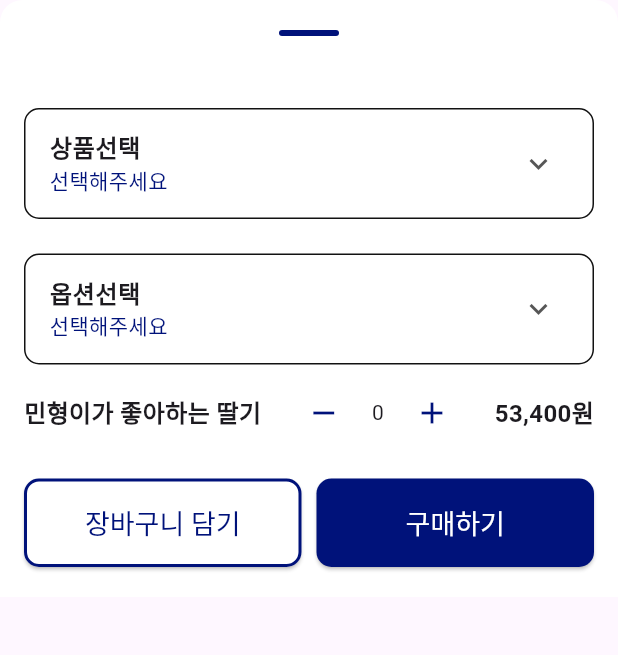
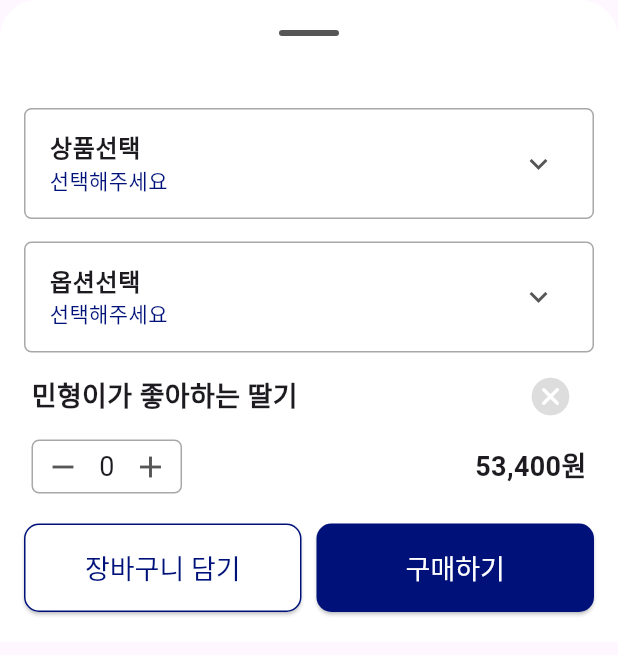
Before and after one commit to pedada6684/STA-D, a Flutter app: the ProductOptionBottomSheet widget shown alone on an empty page, opened directly, on a phone screen of 412 x 824 dp. Shown: the top 655 px of the screen. Run offline on Flutter 3.47's test engine with Material 3 defaults, Android fonts, the phone set to English and light mode, and no system bars; our stand-ins replace dio, firebase_auth, firebase_core, flutter_carousel_widget, flutter_secure_storage, google_sign_in and 2 more; missing offline and left inert: dart:ffi, jwt_decode, qr_code_scanner; accounts and stored records are empty; network calls fail.

Commit message:
feat: 수량 조절 UI수정

```diff
--- a/stad/lib/screen/myStad/myStad_screen.dart
+++ b/stad/lib/screen/myStad/myStad_screen.dart
@@ -181,7 +181,7 @@ class UserInfoContainer extends StatelessWidget {
                               userModel.nickname ?? '닉네임을 설정해주세요.',
                               style: TextStyle(
                                   color: mainWhite,
-                                  fontSize: 24.0,
+                                  fontSize: 22.0,
                                   fontWeight: FontWeight.bold),
                             ),
                             SizedBox(height: 4.0),
--- a/stad/lib/screen/product/option_bottom_sheet.dart
+++ b/stad/lib/screen/product/option_bottom_sheet.dart
@@ -1,3 +1,5 @@
+import 'dart:ffi';
+
 import 'package:flutter/material.dart';
 import 'package:stad/constant/colors.dart';
 
@@ -49,7 +51,7 @@ class _ProductOptionBottomSheetState extends State<ProductOptionBottomSheet> {
   void selectOption(String? option) {
     setState(() {
       selectedOption = option;
-      // isOptionExpanded = false;
+      isOptionExpanded = false;
     });
   }
 
@@ -59,8 +61,8 @@ class _ProductOptionBottomSheetState extends State<ProductOptionBottomSheet> {
       decoration: BoxDecoration(
         color: mainWhite,
         borderRadius: BorderRadius.only(
-          topLeft: Radius.circular(15.0),
-          topRight: Radius.circular(15.0),
+          topLeft: Radius.circular(25.0),
+          topRight: Radius.circular(25.0),
         ),
       ),
       child: Padding(
@@ -73,7 +75,7 @@ class _ProductOptionBottomSheetState extends State<ProductOptionBottomSheet> {
               height: 4,
               margin: const EdgeInsets.only(bottom: 8.0),
               decoration: BoxDecoration(
-                color: mainNavy,
+                color: darkGray,
                 borderRadius: BorderRadius.circular(10),
               ),
             ),
@@ -130,10 +132,10 @@ class CustomDropdown extends StatelessWidget {
   @override
   Widget build(BuildContext context) {
     return Container(
-      margin: const EdgeInsets.only(bottom: 8.0), // 간격 추가
+      // margin: const EdgeInsets.only(bottom: 8.0), // 간격 추가
       decoration: BoxDecoration(
-        border: Border.all(color: mainBlack),
-        borderRadius: BorderRadius.circular(10.0),
+        border: Border.all(color: midGray, width: 1),
+        borderRadius: BorderRadius.circular(5.0),
       ),
       child: Column(
         children: [
@@ -181,40 +183,81 @@ class CustomDropdown extends StatelessWidget {
 Widget _buildQuantityChanger() {
   // You can use a stateful widget to manage the state of quantity
   int quantity = 0; // Example static quantity
-  return Row(
+  return Column(
+    mainAxisAlignment: MainAxisAlignment.spaceBetween,
+    children: [
+      Padding(
+        padding: const EdgeInsets.all(5.0),
+        child: Row(
           mainAxisAlignment: MainAxisAlignment.spaceBetween,
           children: [
             Text(
               '민형이가 좋아하는 딸기',
               style: TextStyle(
-          fontSize: 16,
+                fontSize: 18,
                 fontWeight: FontWeight.bold,
               ),
             ),
-      Row(
+            IconButton(
+                iconSize: 30.0,
+                onPressed: () {},
+                icon: Icon(
+                  Icons.cancel_rounded,
+                  color: mainGray,
+                ))
+          ],
+        ),
+      ),
+      Padding(
+        padding: const EdgeInsets.symmetric(horizontal: 5.0),
+        child: Row(
+          mainAxisAlignment: MainAxisAlignment.spaceBetween,
+          crossAxisAlignment: CrossAxisAlignment.center,
+          children: [
+            Container(
+              decoration: BoxDecoration(
+                  border: Border.all(color: midGray),
+                  shape: BoxShape.rectangle,
+                  borderRadius: BorderRadius.circular(5.0)),
+              child: Row(
+                crossAxisAlignment: CrossAxisAlignment.center,
                 children: [
                   _buildCounterButton(Icons.remove, () {
                     // 수량 감소
                   }),
                   Padding(
-            padding: const EdgeInsets.symmetric(horizontal: 8.0),
-            child: Text('$quantity'),
+                    padding: const EdgeInsets.all(4.0),
+                    child: Text(
+                      '$quantity',
+                      style: TextStyle(fontSize: 18.0),
+                    ),
                   ),
                   _buildCounterButton(Icons.add, () {
                     // 수량 증가
                   }),
                 ],
               ),
+            ),
             Text('53,400원',
-          style: TextStyle(fontSize: 16, fontWeight: FontWeight.bold)),
+                style: TextStyle(fontSize: 18, fontWeight: FontWeight.bold)),
+          ],
+        ),
+      ),
     ],
   );
 }
 
 Widget _buildCounterButton(IconData icon, VoidCallback onPressed) {
-  return IconButton(
-    icon: Icon(icon, color: mainNavy),
-    onPressed: onPressed,
+  return GestureDetector(
+    onTap: onPressed,
+    child: Container(
+      color: Colors.transparent, // 버튼 배경 색상을 지정할 수 있습니다.
+      padding: EdgeInsets.symmetric(horizontal: 8, vertical: 4),
+      child: Icon(
+        icon,
+        color: darkGray,
+      ),
+    ),
   );
 }
 
@@ -235,7 +278,7 @@ Widget _buildActionButtons(BuildContext context) {
               textStyle: TextStyle(
                 fontSize: 18,
               ),
-              side: BorderSide(color: mainNavy, width: 2),
+              side: BorderSide(color: mainNavy, width: 1),
               surfaceTintColor: mainWhite,
               backgroundColor: mainWhite,
               padding: EdgeInsets.symmetric(vertical: 16),
```
Lines whose indentation alone changed are shown as unchanged.
